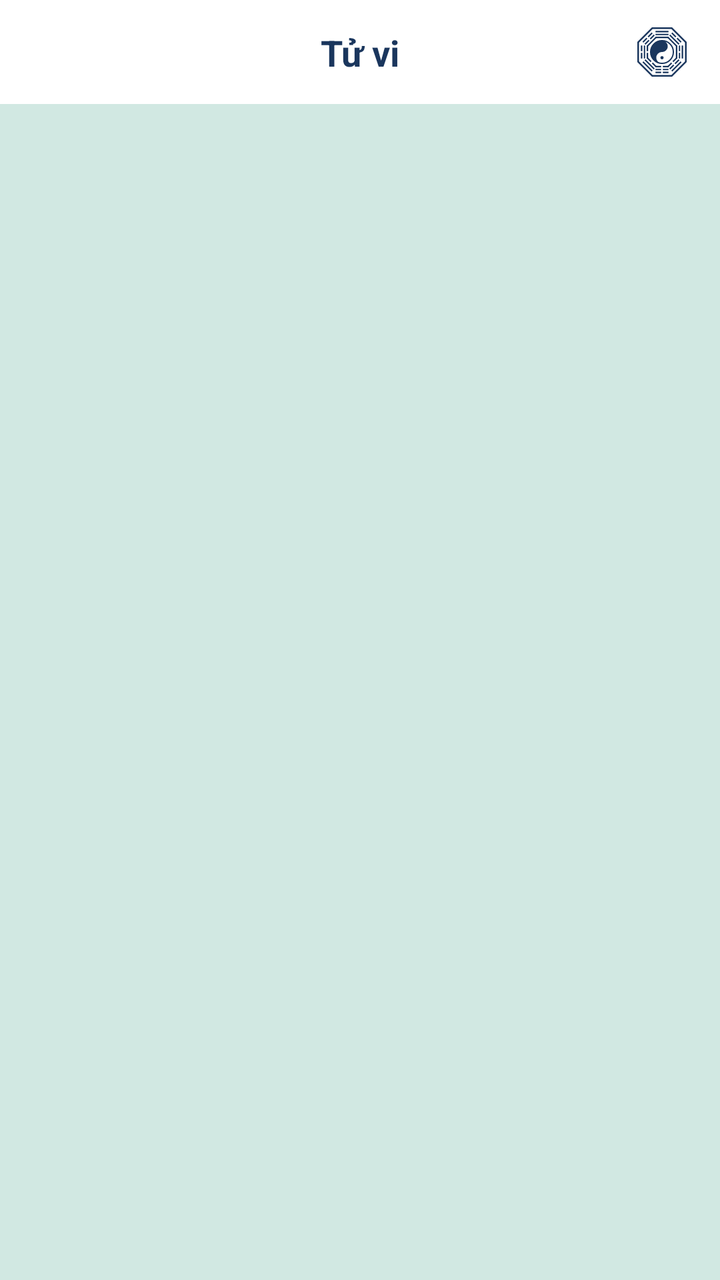
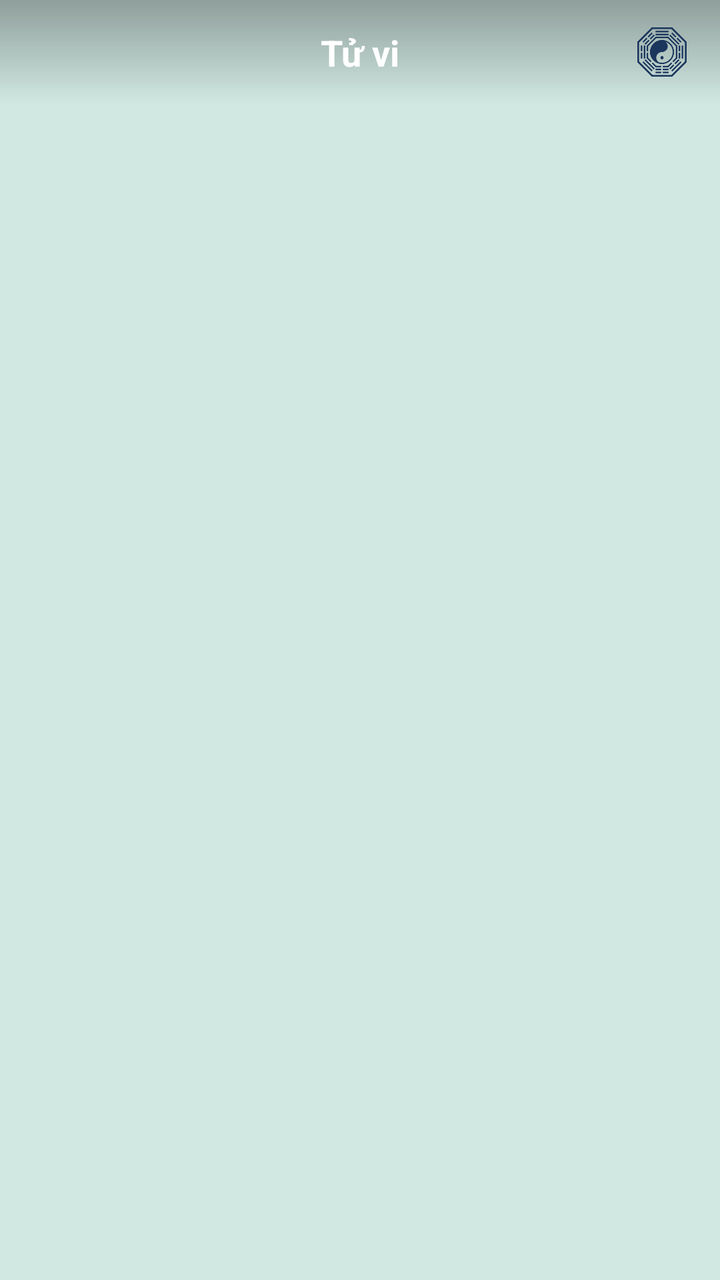

The first picture is an Android layout as it rendered before a commit; the second is the same layout after the commit. The layout source and the unified diff follow.
<!-- AndroidManifest.xml: application theme Theme.LichViet -->
<!-- res/layout/fragment_horoscope.xml -->
<?xml version="1.0" encoding="utf-8"?>
<androidx.constraintlayout.widget.ConstraintLayout xmlns:android="http://schemas.android.com/apk/res/android"
    xmlns:app="http://schemas.android.com/apk/res-auto"
    android:layout_width="match_parent"
    android:layout_height="match_parent"
    android:background="#D1E8E2">

    
    <androidx.constraintlayout.widget.ConstraintLayout
        android:id="@+id/header_horoscope"
        android:layout_width="0dp"
        android:layout_height="52dp"
        android:background="#FFFFFF"
        android:paddingHorizontal="16dp"
        app:layout_constraintTop_toTopOf="parent"
        app:layout_constraintStart_toStartOf="parent"
        app:layout_constraintEnd_toEndOf="parent">

        <TextView
            android:layout_width="wrap_content"
            android:layout_height="wrap_content"
            android:text="@string/title_horoscope"
            android:textColor="#1A365D"
            android:textSize="18sp"
            android:textStyle="bold"
            app:layout_constraintStart_toStartOf="parent"
            app:layout_constraintEnd_toEndOf="parent"
            app:layout_constraintTop_toTopOf="parent"
            app:layout_constraintBottom_toBottomOf="parent" />

        <ImageView
            android:id="@+id/btn_horoscope_crown"
            android:layout_width="26dp"
            android:layout_height="26dp"
            android:contentDescription="Bát Quái Tử Vi"
            android:src="@drawable/ic_bat_quai"
            app:tint="#1A365D"
            app:layout_constraintEnd_toEndOf="parent"
            app:layout_constraintTop_toTopOf="parent"
            app:layout_constraintBottom_toBottomOf="parent" />

    </androidx.constraintlayout.widget.ConstraintLayout>

    
    <androidx.recyclerview.widget.RecyclerView
        android:id="@+id/rv_horoscope_features"
        android:layout_width="0dp"
        android:layout_height="0dp"
        android:padding="16dp"
        android:clipToPadding="false"
        app:layout_constraintTop_toBottomOf="@id/header_horoscope"
        app:layout_constraintBottom_toBottomOf="parent"
        app:layout_constraintStart_toStartOf="parent"
        app:layout_constraintEnd_toEndOf="parent" />

</androidx.constraintlayout.widget.ConstraintLayout>
<!-- resources referenced by this layout -->
<resources>
  <!-- drawable ic_bat_quai: vector/xml drawable (drawable, 3098 chars, omitted) -->
  <string name="title_horoscope">Tử vi</string>
  <style name="Theme.LichViet" parent="Theme.MaterialComponents.Light.NoActionBar">
          
          <item name="colorPrimary">@color/primary</item>
          <item name="colorPrimaryVariant">@color/primary_variant</item>
          <item name="colorOnPrimary">@color/white</item>
          
          <item name="colorSecondary">@color/secondary</item>
          <item name="colorSecondaryVariant">@color/secondary_variant</item>
          <item name="colorOnSecondary">@color/white</item>
          
          <item name="android:statusBarColor">@color/folk_sky_blue</item>
          <item name="android:windowLightStatusBar">false</item>
          <item name="android:windowBackground">@color/folk_parchment</item>
      </style>
  <color name="primary">#1B5E20</color>
  <color name="primary_variant">#003300</color>
  <color name="white">#FFFFFF</color>
  <color name="secondary">#E65100</color>
  <color name="secondary_variant">#AC1900</color>
  <color name="folk_sky_blue">#3FA9F5</color>
  <color name="folk_parchment">#F7F3E9</color>
</resources>

<!-- the commit's change to res/layout/fragment_horoscope.xml (unified diff, before → after) -->
@@ -10,7 +10,7 @@
         android:id="@+id/header_horoscope"
         android:layout_width="0dp"
         android:layout_height="52dp"
-        android:background="#FFFFFF"
+        android:background="@drawable/bg_folk_header"
         android:paddingHorizontal="16dp"
         app:layout_constraintTop_toTopOf="parent"
         app:layout_constraintStart_toStartOf="parent"
@@ -20,7 +20,7 @@
             android:layout_width="wrap_content"
             android:layout_height="wrap_content"
             android:text="@string/title_horoscope"
-            android:textColor="#1A365D"
+            android:textColor="@color/white"
             android:textSize="18sp"
             android:textStyle="bold"
             app:layout_constraintStart_toStartOf="parent"
<!-- resource entries referenced after the edit -->
@@ -1,5 +1,15 @@
 <!-- resources referenced by this layout -->
 <resources>
+  <color name="white">#FFFFFF</color>
+  <!-- drawable bg_folk_header (drawable) -->
+  <?xml version="1.0" encoding="utf-8"?>
+  <shape xmlns:android="http://schemas.android.com/apk/res/android"
+      android:shape="rectangle">
+      <gradient
+          android:startColor="#50000000"
+          android:endColor="#00000000"
+          android:angle="270" />
+  </shape>
   <!-- drawable ic_bat_quai: vector/xml drawable (drawable, 3098 chars, omitted) -->
   <string name="title_horoscope">Tử vi</string>
   <style name="Theme.LichViet" parent="Theme.MaterialComponents.Light.NoActionBar">
@@ -18,7 +28,6 @@
       </style>
   <color name="primary">#1B5E20</color>
   <color name="primary_variant">#003300</color>
-  <color name="white">#FFFFFF</color>
   <color name="secondary">#E65100</color>
   <color name="secondary_variant">#AC1900</color>
   <color name="folk_sky_blue">#3FA9F5</color>
